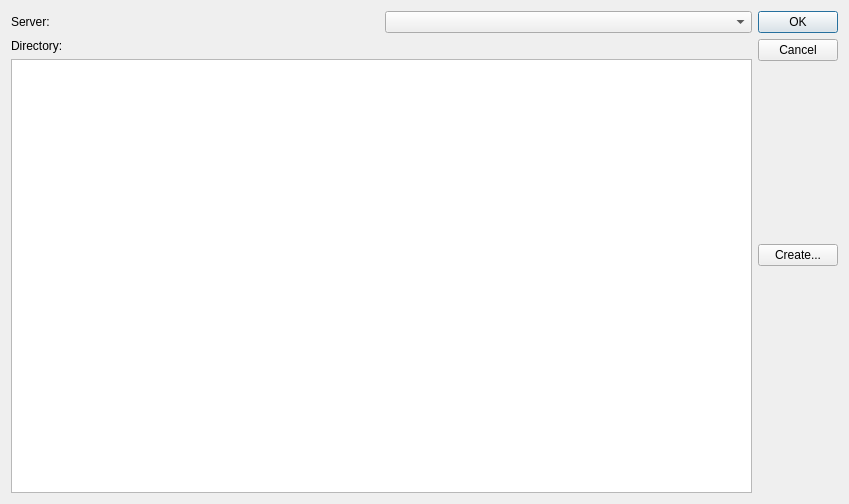
hkroeger/insightcae, file src/toolkit_gui/remotedirselector.ui: the form before one commit.
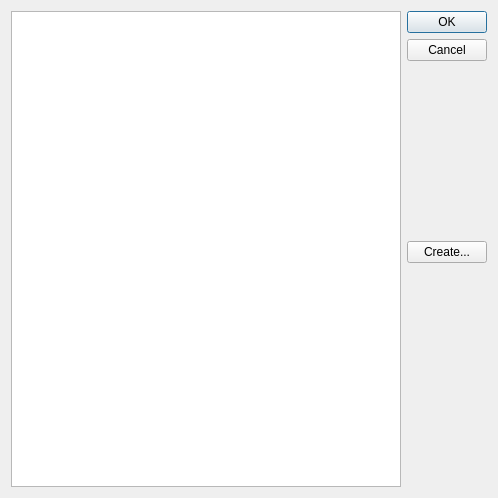
The form after the commit.

Patch:
```diff
--- a/src/toolkit_gui/remotedirselector.ui
+++ b/src/toolkit_gui/remotedirselector.ui
@@ -6,8 +6,8 @@
    <rect>
     <x>0</x>
     <y>0</y>
-    <width>849</width>
-    <height>504</height>
+    <width>498</width>
+    <height>498</height>
    </rect>
   </property>
   <property name="windowTitle">
@@ -16,27 +16,6 @@
   <layout class="QHBoxLayout" name="horizontalLayout_2">
    <item>
     <layout class="QVBoxLayout" name="verticalLayout">
-     <item>
-      <layout class="QHBoxLayout" name="horizontalLayout">
-       <item>
-        <widget class="QLabel" name="label">
-         <property name="text">
-          <string>Server:</string>
-         </property>
-        </widget>
-       </item>
-       <item>
-        <widget class="QComboBox" name="server"/>
-       </item>
-      </layout>
-     </item>
-     <item>
-      <widget class="QLabel" name="label_2">
-       <property name="text">
-        <string>Directory:</string>
-       </property>
-      </widget>
-     </item>
      <item>
       <widget class="QTreeView" name="directory"/>
      </item>
```
